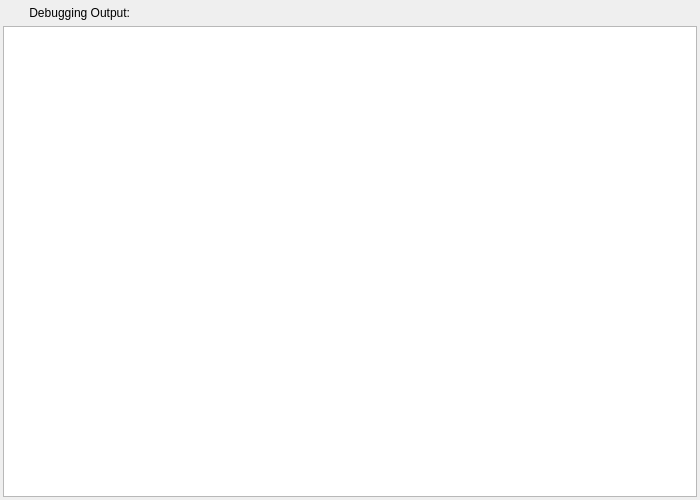
Qt form QtSLiM/QtSLiMDebugOutputWindow.ui (MesserLab/SLiM) before a commit.
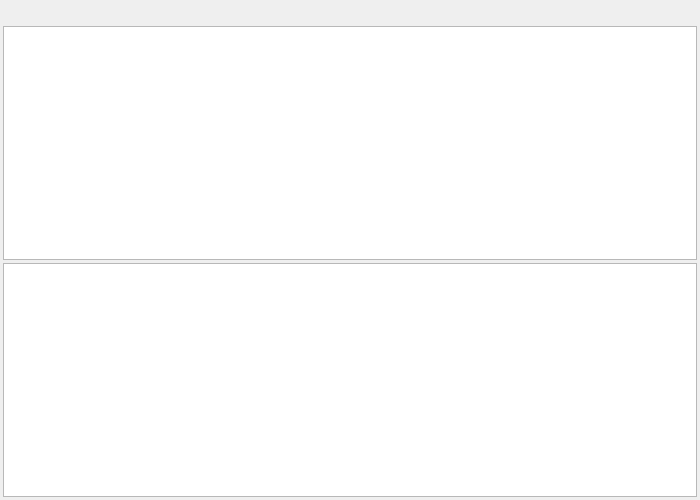
The same form after that commit. Icons and pictures are not drawn. Custom widgets are drawn as their Qt base class.

Commit message: add tabs in the debug output window

Patch:
```diff
--- a/QtSLiM/QtSLiMDebugOutputWindow.ui
+++ b/QtSLiM/QtSLiMDebugOutputWindow.ui
@@ -38,7 +38,7 @@
    <item>
     <layout class="QHBoxLayout" name="outputHeaderLayout">
      <property name="spacing">
-      <number>3</number>
+      <number>4</number>
      </property>
      <item>
       <widget class="QtSLiMPushButton" name="clearOutputButton">
@@ -77,11 +77,7 @@
       </widget>
      </item>
      <item>
-      <widget class="QLabel" name="outputHeaderLabel">
-       <property name="text">
-        <string> Debugging Output:</string>
-       </property>
-      </widget>
+      <widget class="QTabBar" name="tabBar" native="true"/>
      </item>
      <item>
       <spacer name="horizontalSpacer_3">
@@ -90,8 +86,8 @@
        </property>
        <property name="sizeHint" stdset="0">
         <size>
-         <width>40</width>
-         <height>20</height>
+         <width>10</width>
+         <height>10</height>
         </size>
        </property>
       </spacer>
@@ -108,6 +104,16 @@
      </property>
     </widget>
    </item>
+   <item>
+    <widget class="QtSLiMTextEdit" name="runOutputTextEdit">
+     <property name="undoRedoEnabled">
+      <bool>false</bool>
+     </property>
+     <property name="readOnly">
+      <bool>true</bool>
+     </property>
+    </widget>
+   </item>
   </layout>
  </widget>
  <customwidgets>
@@ -121,6 +127,12 @@
    <extends>QPlainTextEdit</extends>
    <header>QtSLiMScriptTextEdit.h</header>
   </customwidget>
+  <customwidget>
+   <class>QTabBar</class>
+   <extends>QWidget</extends>
+   <header>QTabBar.h</header>
+   <container>1</container>
+  </customwidget>
  </customwidgets>
  <resources>
   <include location="buttons.qrc"/>
```
Left out of the diff: 4 changed lines with no effect on the pictures. The commit also changes 13 other files.
